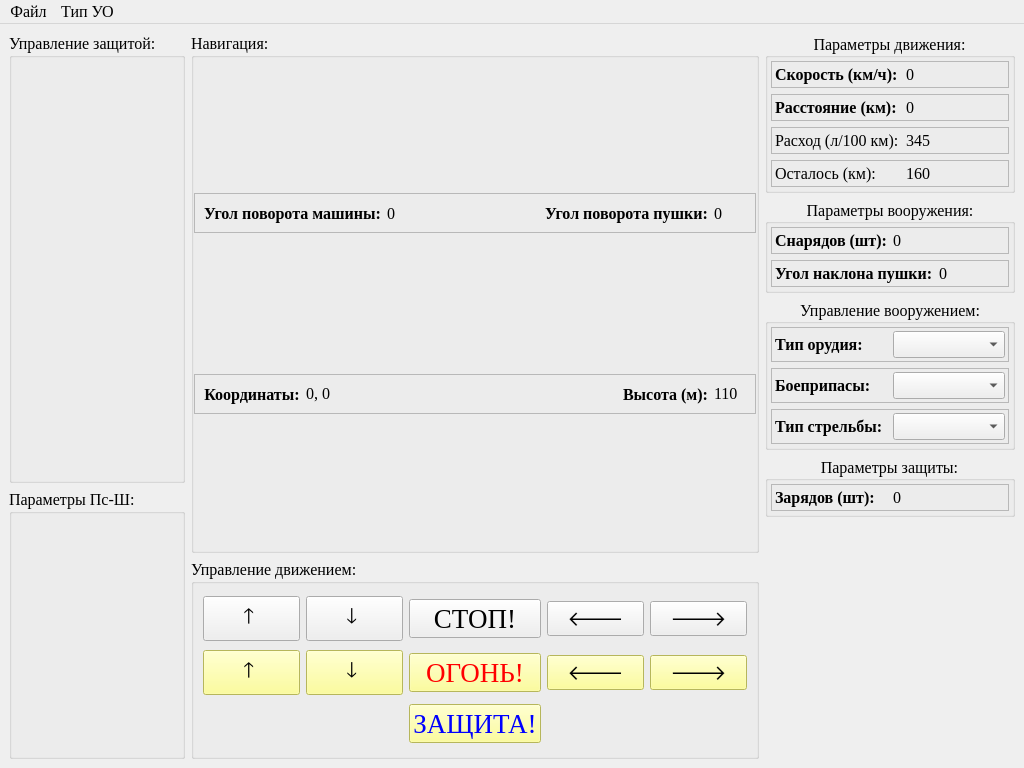
ijustbsd/tank-navigation, file ui/main_form.ui: the form before one commit.
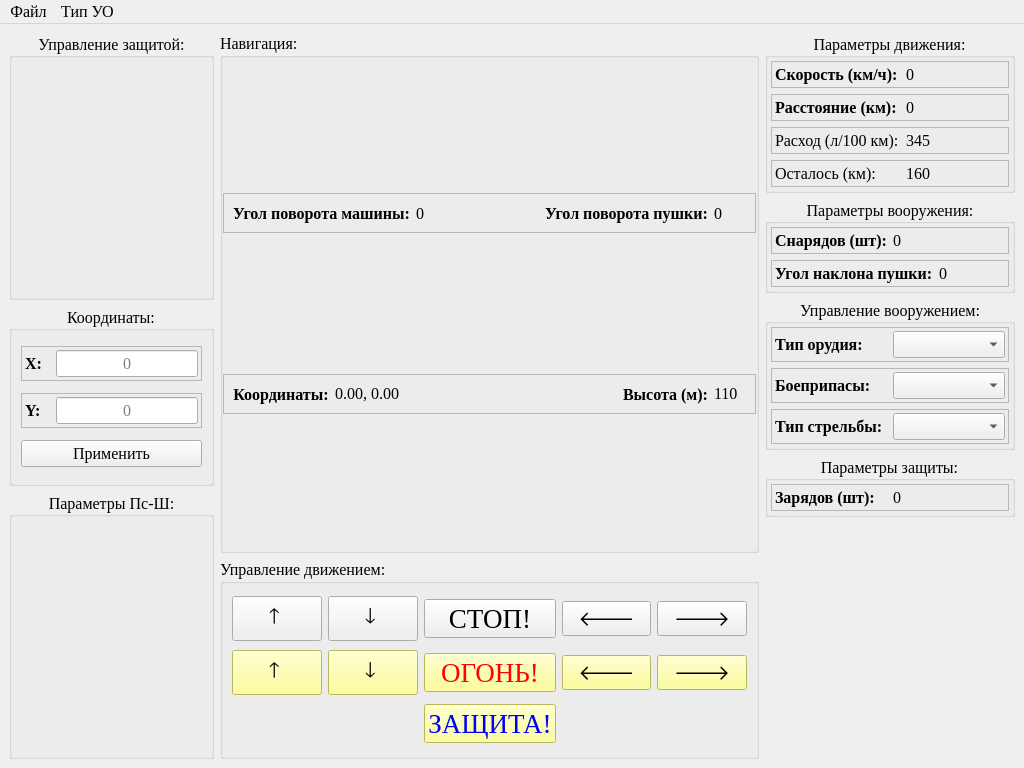
The form after the commit.

Commit message: Added tank teleportation

Diff of the .ui file:
```diff
--- a/ui/main_form.ui
+++ b/ui/main_form.ui
@@ -44,15 +44,188 @@
        </property>
        <item>
         <widget class="QGroupBox" name="groupBox_6">
+         <property name="sizePolicy">
+          <sizepolicy hsizetype="Preferred" vsizetype="Preferred">
+           <horstretch>0</horstretch>
+           <verstretch>0</verstretch>
+          </sizepolicy>
+         </property>
          <property name="minimumSize">
           <size>
            <width>0</width>
-           <height>450</height>
+           <height>0</height>
           </size>
          </property>
          <property name="title">
           <string>Управление защитой:</string>
          </property>
+         <property name="alignment">
+          <set>Qt::AlignCenter</set>
+         </property>
+        </widget>
+       </item>
+       <item>
+        <widget class="QGroupBox" name="groupBox_3">
+         <property name="maximumSize">
+          <size>
+           <width>16777215</width>
+           <height>180</height>
+          </size>
+         </property>
+         <property name="title">
+          <string>Координаты:</string>
+         </property>
+         <property name="alignment">
+          <set>Qt::AlignCenter</set>
+         </property>
+         <layout class="QVBoxLayout" name="verticalLayout_9">
+          <item>
+           <widget class="QFrame" name="frame_16">
+            <property name="sizePolicy">
+             <sizepolicy hsizetype="Preferred" vsizetype="Fixed">
+              <horstretch>0</horstretch>
+              <verstretch>0</verstretch>
+             </sizepolicy>
+            </property>
+            <property name="frameShape">
+             <enum>QFrame::StyledPanel</enum>
+            </property>
+            <property name="frameShadow">
+             <enum>QFrame::Raised</enum>
+            </property>
+            <layout class="QHBoxLayout" name="horizontalLayout_14">
+             <property name="leftMargin">
+              <number>3</number>
+             </property>
+             <property name="topMargin">
+              <number>3</number>
+             </property>
+             <property name="rightMargin">
+              <number>3</number>
+             </property>
+             <property name="bottomMargin">
+              <number>3</number>
+             </property>
+             <item>
+              <widget class="QLabel" name="label_8">
+               <property name="minimumSize">
+                <size>
+                 <width>25</width>
+                 <height>0</height>
+                </size>
+               </property>
+               <property name="font">
+                <font>
+                 <weight>75</weight>
+                 <bold>true</bold>
+                </font>
+               </property>
+               <property name="text">
+                <string>X:</string>
+               </property>
+              </widget>
+             </item>
+             <item>
+              <widget class="QLineEdit" name="x_input">
+               <property name="focusPolicy">
+                <enum>Qt::ClickFocus</enum>
+               </property>
+               <property name="text">
+                <string/>
+               </property>
+               <property name="maxLength">
+                <number>13</number>
+               </property>
+               <property name="alignment">
+                <set>Qt::AlignCenter</set>
+               </property>
+               <property name="placeholderText">
+                <string>0</string>
+               </property>
+              </widget>
+             </item>
+            </layout>
+           </widget>
+          </item>
+          <item>
+           <widget class="QFrame" name="frame_17">
+            <property name="sizePolicy">
+             <sizepolicy hsizetype="Preferred" vsizetype="Fixed">
+              <horstretch>0</horstretch>
+              <verstretch>0</verstretch>
+             </sizepolicy>
+            </property>
+            <property name="frameShape">
+             <enum>QFrame::StyledPanel</enum>
+            </property>
+            <property name="frameShadow">
+             <enum>QFrame::Raised</enum>
+            </property>
+            <layout class="QHBoxLayout" name="horizontalLayout_15">
+             <property name="leftMargin">
+              <number>3</number>
+             </property>
+             <property name="topMargin">
+              <number>3</number>
+             </property>
+             <property name="rightMargin">
+              <number>3</number>
+             </property>
+             <property name="bottomMargin">
+              <number>3</number>
+             </property>
+             <item>
+              <widget class="QLabel" name="label_17">
+               <property name="minimumSize">
+                <size>
+                 <width>25</width>
+                 <height>0</height>
+                </size>
+               </property>
+               <property name="font">
+                <font>
+                 <weight>75</weight>
+                 <bold>true</bold>
+                </font>
+               </property>
+               <property name="text">
+                <string>Y:</string>
+               </property>
+              </widget>
+             </item>
+             <item>
+              <widget class="QLineEdit" name="y_input">
+               <property name="focusPolicy">
+                <enum>Qt::ClickFocus</enum>
+               </property>
+               <property name="text">
+                <string/>
+               </property>
+               <property name="maxLength">
+                <number>13</number>
+               </property>
+               <property name="cursorPosition">
+                <number>0</number>
+               </property>
+               <property name="alignment">
+                <set>Qt::AlignCenter</set>
+               </property>
+               <property name="placeholderText">
+                <string>0</string>
+               </property>
+              </widget>
+             </item>
+            </layout>
+           </widget>
+          </item>
+          <item>
+           <widget class="QPushButton" name="vehicle_tp">
+            <property name="text">
+             <string>Применить</string>
+            </property>
+           </widget>
+          </item>
+         </layout>
         </widget>
        </item>
        <item>
@@ -66,6 +239,9 @@
          <property name="title">
           <string>Параметры Пс-Ш:</string>
          </property>
+         <property name="alignment">
+          <set>Qt::AlignCenter</set>
+         </property>
         </widget>
        </item>
       </layout>
@@ -269,7 +445,7 @@
                 </sizepolicy>
                </property>
                <property name="text">
-                <string>0, 0</string>
+                <string>0.00, 0.00</string>
                </property>
               </widget>
              </item>
```
The commit also changes 2 other files.
